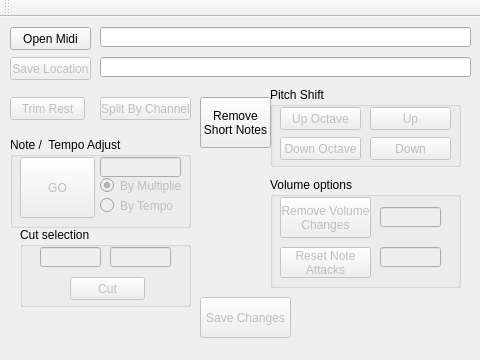
Above: midiqtool.ui from Haaglar/MidiQTool before the change. Below: the same form after it.
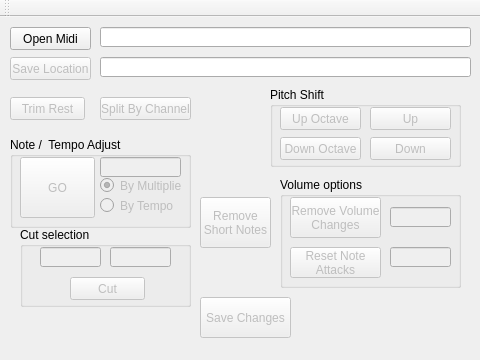
That is the form after the change.

Diff of the .ui file:
```diff
--- a/midiqtool.ui
+++ b/midiqtool.ui
@@ -356,9 +356,9 @@
    <widget class="QGroupBox" name="groupBox_3">
     <property name="geometry">
      <rect>
-      <x>270</x>
+      <x>280</x>
       <y>160</y>
-      <width>191</width>
+      <width>181</width>
       <height>111</height>
      </rect>
     </property>
@@ -427,10 +427,13 @@
     </widget>
    </widget>
    <widget class="QPushButton" name="pushButtonShortNotes">
+    <property name="enabled">
+     <bool>false</bool>
+    </property>
     <property name="geometry">
      <rect>
       <x>200</x>
-      <y>80</y>
+      <y>180</y>
       <width>71</width>
       <height>51</height>
      </rect>
```
